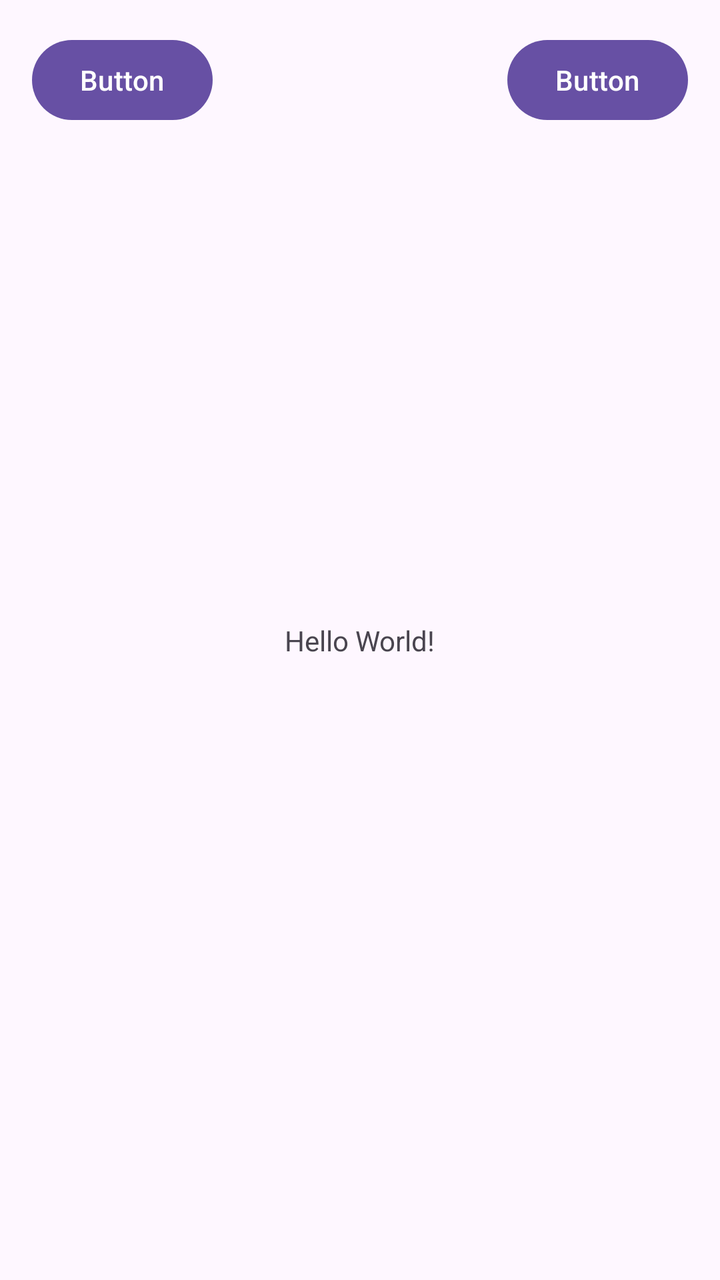
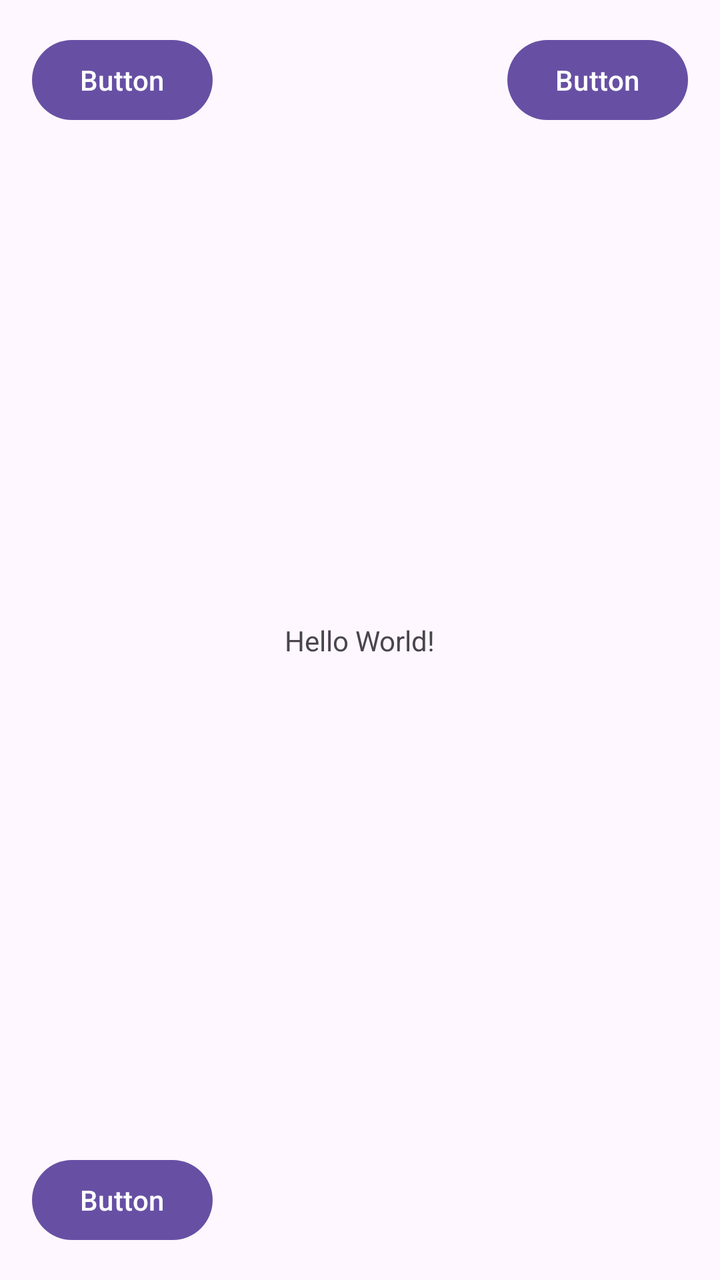

The first picture is an Android layout as it rendered before a commit; the second is the same layout after the commit. The layout source and the unified diff follow.
<!-- AndroidManifest.xml: application theme Theme.Interfejs -->
<!-- res/layout/activity_main.xml -->
<?xml version="1.0" encoding="utf-8"?>
<androidx.constraintlayout.widget.ConstraintLayout xmlns:android="http://schemas.android.com/apk/res/android"
    xmlns:app="http://schemas.android.com/apk/res-auto"
    xmlns:tools="http://schemas.android.com/tools"
    android:id="@+id/main"
    android:layout_width="match_parent"
    android:layout_height="match_parent"
    tools:context=".MainActivity">

    <TextView
        android:layout_width="wrap_content"
        android:layout_height="wrap_content"
        android:text="Hello World!"
        app:layout_constraintBottom_toBottomOf="parent"
        app:layout_constraintEnd_toEndOf="parent"
        app:layout_constraintStart_toStartOf="parent"
        app:layout_constraintTop_toTopOf="parent" />

    <Button
        android:id="@+id/button"
        android:layout_width="wrap_content"
        android:layout_height="wrap_content"
        android:layout_marginStart="16dp"
        android:layout_marginTop="16dp"
        android:text="Button"
        app:layout_constraintStart_toStartOf="parent"
        app:layout_constraintTop_toTopOf="parent" />

    <Button
        android:id="@+id/button2"
        android:layout_width="wrap_content"
        android:layout_height="wrap_content"
        android:layout_marginTop="16dp"
        android:layout_marginEnd="16dp"
        android:text="Button"
        app:layout_constraintEnd_toEndOf="parent"
        app:layout_constraintTop_toTopOf="parent" />

</androidx.constraintlayout.widget.ConstraintLayout>
<!-- resources referenced by this layout -->
<resources>
  <style name="Theme.Interfejs" parent="Base.Theme.Interfejs" />
  <style name="Base.Theme.Interfejs" parent="Theme.Material3.DayNight.NoActionBar">
          
          
      </style>
</resources>

<!-- the commit's change to res/layout/activity_main.xml (unified diff, before → after) -->
@@ -36,4 +36,14 @@
         app:layout_constraintEnd_toEndOf="parent"
         app:layout_constraintTop_toTopOf="parent" />
 
+    <Button
+        android:id="@+id/button3"
+        android:layout_width="wrap_content"
+        android:layout_height="wrap_content"
+        android:layout_marginStart="16dp"
+        android:layout_marginBottom="16dp"
+        android:text="Button"
+        app:layout_constraintBottom_toBottomOf="parent"
+        app:layout_constraintStart_toStartOf="parent" />
+
 </androidx.constraintlayout.widget.ConstraintLayout>
